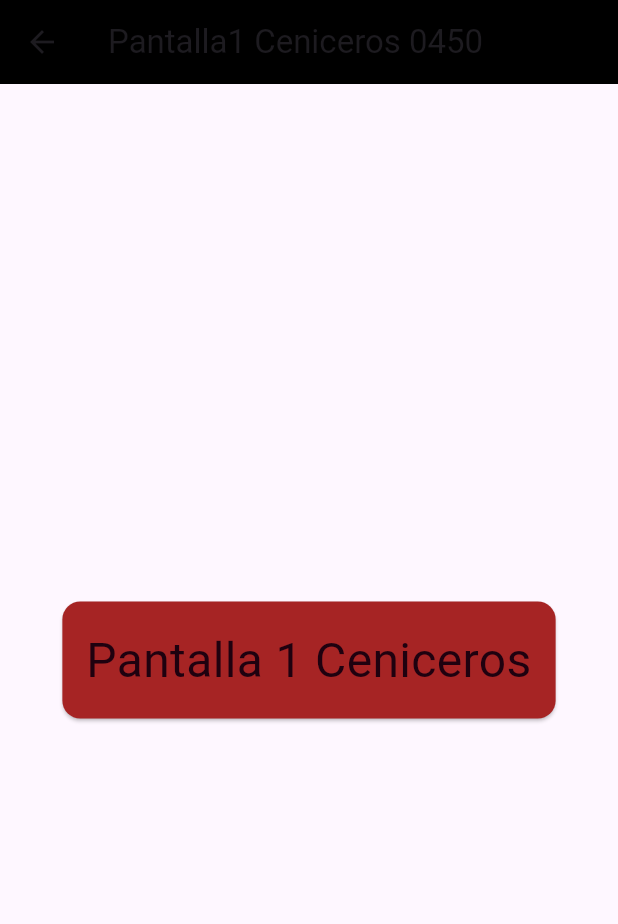
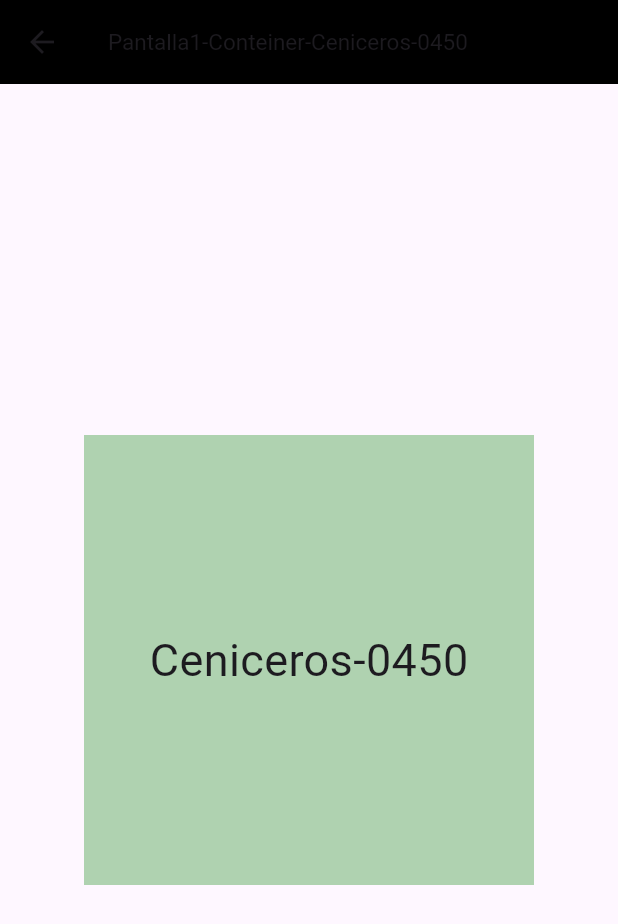
Before and after one commit to jctorres10/p-15-0450, a Flutter app: the Pantalla1_0450 screen opened by its route, on a phone screen of 412 x 824 dp. Shown: the top 924 px of the screen. Run offline on Flutter 3.47's test engine with Material 3 defaults, Android fonts, the phone set to English and light mode, and no system bars.

Commit message:
Update pantalla1-0450.dart

```diff
--- a/lib/pantalla1-0450.dart
+++ b/lib/pantalla1-0450.dart
@@ -8,21 +8,25 @@ class Pantalla1_0450 extends StatelessWidget {
     return Scaffold(
       appBar: AppBar(
         backgroundColor: const Color(0xff000000),
-          title: const Text('Pantalla1 Ceniceros 0450'),
+        title: const Text(
+          'Pantalla1-Conteiner-Ceniceros-0450',
+          style: TextStyle(fontSize: 15),
+        ),
       ),
       body: Center(
-          // Simple Card
-          child: Card(
-            color: Color(0xffa62424),
-            child: Padding(
-              padding: EdgeInsets.all(16),
+        child: Container(
+          color: Color(0xffafd2b0),
+          width: 300,
+          height: 300,
+          padding: EdgeInsets.all(32),
+          margin: EdgeInsets.symmetric(vertical: 16, horizontal: 10),
+          alignment: Alignment.center,
           child: Text(
-                'Pantalla 1 Ceniceros',
-                style: TextStyle(fontSize: 32, color: Color(0xff1f010f)),
-                textAlign: TextAlign.center,
+            'Ceniceros-0450',
+            style: TextStyle(fontSize: 30),
           ),
         ),
       ),
-        ));
+    );
   }
 }
```
Lines whose indentation alone changed are shown as unchanged.
